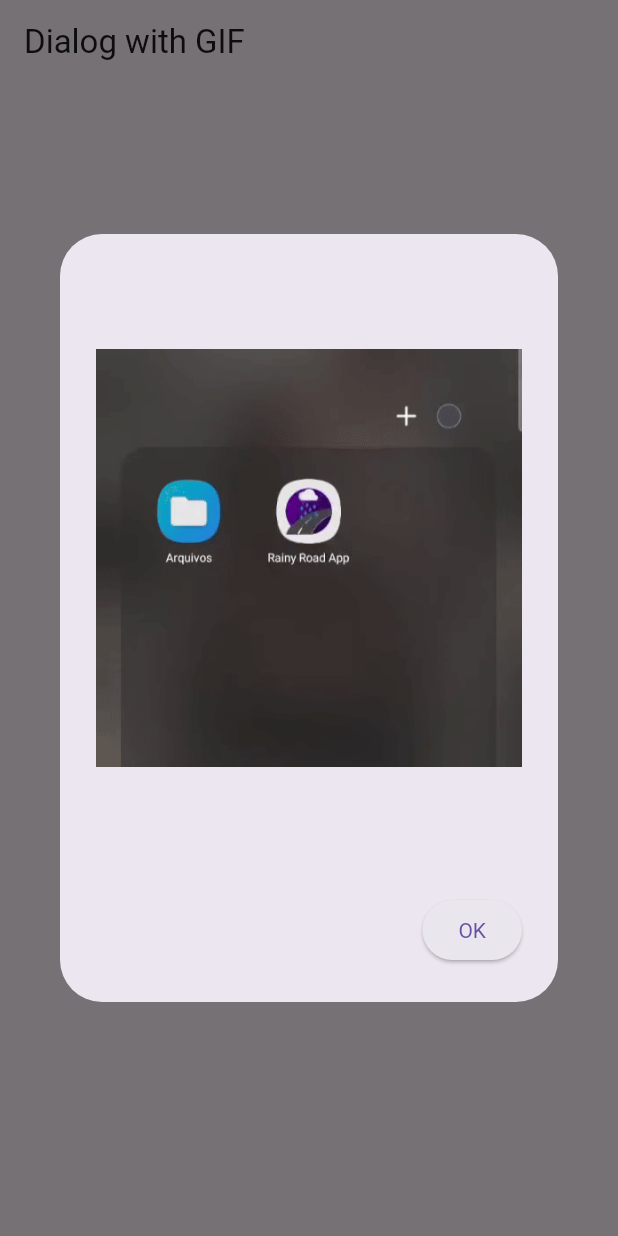
After one commit to rtalis/rainy-road-app, a Flutter app: the MyHomePage screen opened directly, after a tap on "Show Dialog", on a phone screen of 412 x 824 dp. The commit adds this screen. Run offline on Flutter 3.47's test engine with Material 3 defaults, Android fonts, the phone set to English and light mode, and no system bars; our stand-ins replace flutter_local_notifications, flutter_typeahead, package_info_plus, permission_handler, shared_preferences, webview_flutter; missing offline and left inert: android_alarm_manager_plus, disable_battery_optimization; accounts and stored records are empty; network calls fail.

Commit message:
minor bug fixes and ui changes

```diff
--- a/lib/src/alarm_manager.dart
+++ b/lib/src/alarm_manager.dart
@@ -28,6 +28,7 @@ class MyAlarmManager {
 
   Future<bool> shouldRunToday(int id) async {
     final SharedPreferences prefs = await SharedPreferences.getInstance();
+    await prefs.reload();
     String work = "";
     if (id == 1) {
       work = "frequency";
--- /dev/null
+++ b/lib/src/widget_test.dart
@@ -0,0 +1,98 @@
+import 'dart:async';
+
+import 'package:flutter/material.dart';
+
+void main() {
+  runApp(MyApp());
+}
+
+class MyApp extends StatelessWidget {
+  @override
+  Widget build(BuildContext context) {
+    return MaterialApp(
+      home: MyHomePage(),
+    );
+  }
+}
+
+class MyHomePage extends StatefulWidget {
+  @override
+  _MyHomePageState createState() => _MyHomePageState();
+}
+
+class _MyHomePageState extends State<MyHomePage> {
+  bool isButtonEnabled = false;
+
+  @override
+  void initState() {
+    super.initState();
+    // Start a timer to enable the button after 3 seconds
+  }
+
+  @override
+  Widget build(BuildContext context) {
+    return Scaffold(
+      appBar: AppBar(
+        title: const Text('Dialog with GIF'),
+      ),
+      body: Center(
+        child: ElevatedButton(
+          onPressed: () {
+            _showPopup(context);
+          },
+          child: const Text('Show Dialog'),
+        ),
+      ),
+    );
+  }
+
+  Future<void> _showPopup(BuildContext context) async {
+    bool enabled = false;
+    int i = 0;
+    const seconds = 5;
+
+    if (context.mounted) {
+      showDialog(
+        context: context,
+        builder: (BuildContext context) {
+          return AlertDialog(
+            content: Container(
+              height: 400,
+              width: 400,
+              child:
+                  Image.asset('assets/images/battery-optmization-disable.gif'),
+            ),
+            actions: <Widget>[
+              ElevatedButton(
+                onPressed: () {
+                  enabled ? Navigator.of(context).pop() : null;
+                },
+                style: enabled
+                    ? ButtonStyle(
+                        surfaceTintColor:
+                            const MaterialStatePropertyAll<Color>(Colors.black),
+                        textStyle: MaterialStateProperty.all<TextStyle>(
+                            const TextStyle(color: Colors.yellow)))
+                    : ButtonStyle(
+                        textStyle: MaterialStateProperty.all<TextStyle>(
+                          const TextStyle(color: Colors.red),
+                        ),
+                      ),
+                child: enabled ? const Text('OK') : Text('$i...'),
+              ),
+            ],
+          );
+        },
+      );
+    }
+    while (i < seconds) {
+      setState(() {
+        i++;
+        if (i <= seconds) {
+          enabled = true;
+        }
+      });
+      await Future.delayed(const Duration(seconds: 2));
+    }
+  }
+}
--- a/pubspec.yaml
+++ b/pubspec.yaml
@@ -45,6 +45,7 @@ dependencies:
   flutter_local_notifications: ^16.2.0
   android_alarm_manager_plus: ^3.0.4
   provider: ^6.1.1
+  disable_battery_optimization: ^1.1.1
 
 dev_dependencies:
   flutter_test:
@@ -68,8 +69,7 @@ flutter_icons:
 flutter:
 
   assets:
-    - assets/images/bg.png
-    - assets/text/cities.txt
+    - assets/images/
   # The following line ensures that the Material Icons font is
   # included with your application, so that you can use the icons in
   # the material Icons class.
```
Also changed, not shown: lib/main.dart (+20 -0 lines), assets/images/battery-optmization-disable.gif (added), pubspec.lock.
